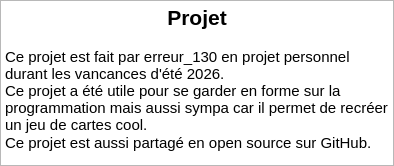
The window that FichiersQT/InfoProjet.ui (erreur130/LoveLetter) describes before a commit, drawn with Qt 5.
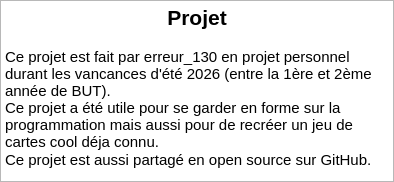
The same window after the commit.

Commit message: feat : création de l'ui, fait comme les modif du diagramme et correction de bugs majeurs et mineurs

Patch:
```diff
--- a/FichiersQT/InfoProjet.ui
+++ b/FichiersQT/InfoProjet.ui
@@ -7,7 +7,7 @@
     <x>0</x>
     <y>0</y>
     <width>394</width>
-    <height>166</height>
+    <height>182</height>
    </rect>
   </property>
   <property name="windowTitle">
@@ -47,7 +47,7 @@
 &lt;/style&gt;&lt;/head&gt;&lt;body style=&quot; font-family:'Ubuntu Sans'; font-size:11pt; font-weight:400; font-style:normal;&quot;&gt;
 &lt;p align=&quot;center&quot; style=&quot; margin-top:0px; margin-bottom:0px; margin-left:0px; margin-right:0px; -qt-block-indent:0; text-indent:0px;&quot;&gt;&lt;span style=&quot; font-size:16pt; font-weight:700;&quot;&gt;Projet&lt;/span&gt;&lt;/p&gt;
 &lt;p align=&quot;center&quot; style=&quot;-qt-paragraph-type:empty; margin-top:0px; margin-bottom:0px; margin-left:0px; margin-right:0px; -qt-block-indent:0; text-indent:0px; font-weight:700;&quot;&gt;&lt;br /&gt;&lt;/p&gt;
-&lt;p style=&quot; margin-top:0px; margin-bottom:0px; margin-left:0px; margin-right:0px; -qt-block-indent:0; text-indent:0px;&quot;&gt;Ce projet est fait par erreur_130 en projet personnel durant les vancances d'été 2026.&lt;br /&gt;Ce projet a été utile pour se garder en forme sur la programmation mais aussi sympa car il permet de recréer un jeu de cartes cool.&lt;/p&gt;
+&lt;p style=&quot; margin-top:0px; margin-bottom:0px; margin-left:0px; margin-right:0px; -qt-block-indent:0; text-indent:0px;&quot;&gt;Ce projet est fait par erreur_130 en projet personnel durant les vancances d'été 2026 (entre la 1ère et 2ème année de BUT).&lt;br /&gt;Ce projet a été utile pour se garder en forme sur la programmation mais aussi pour de recréer un jeu de cartes cool déja connu.&lt;/p&gt;
 &lt;p style=&quot; margin-top:0px; margin-bottom:0px; margin-left:0px; margin-right:0px; -qt-block-indent:0; text-indent:0px;&quot;&gt;Ce projet est aussi partagé en open source sur GitHub.&lt;/p&gt;&lt;/body&gt;&lt;/html&gt;</string>
      </property>
     </widget>
```
The commit also changes 10 other files.
